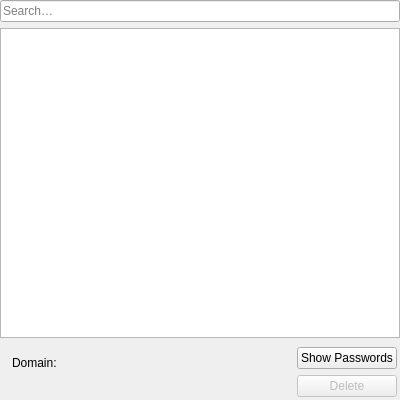
Before: the Qt Designer form src/modules/windows/passwords/PasswordsContentsWidget.ui in OtterBrowser/otter-browser, drawn with Qt 5.
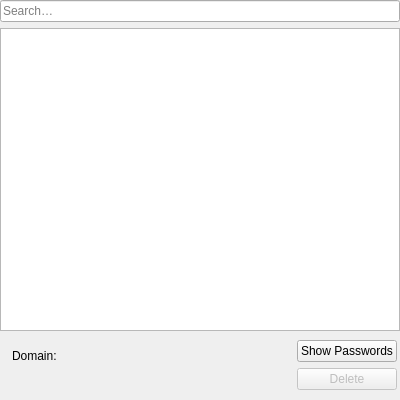
After: the same form once the commit is applied. Custom widgets are drawn as their Qt base class.

Commit message: Drop pointless property

The edit to the form file:
```diff
--- a/src/modules/windows/passwords/PasswordsContentsWidget.ui
+++ b/src/modules/windows/passwords/PasswordsContentsWidget.ui
@@ -110,12 +110,6 @@
           <property name="orientation">
            <enum>Qt::Vertical</enum>
           </property>
-          <property name="sizeHint" stdset="0">
-           <size>
-            <width>0</width>
-            <height>0</height>
-           </size>
-          </property>
          </spacer>
         </item>
        </layout>
```
